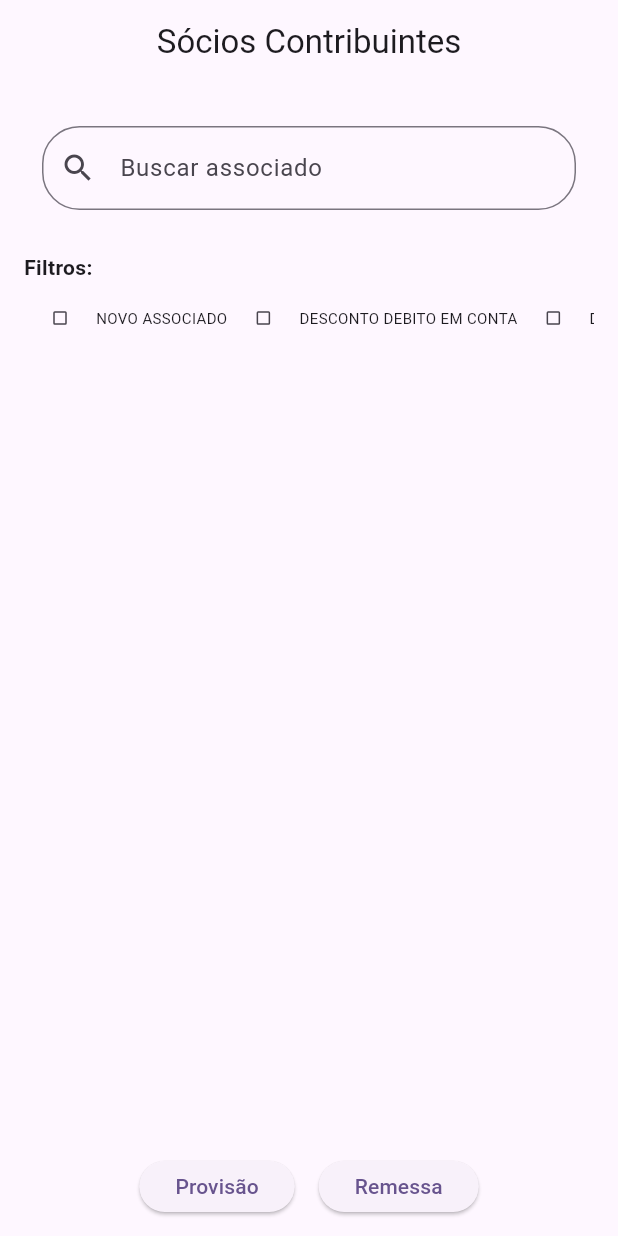
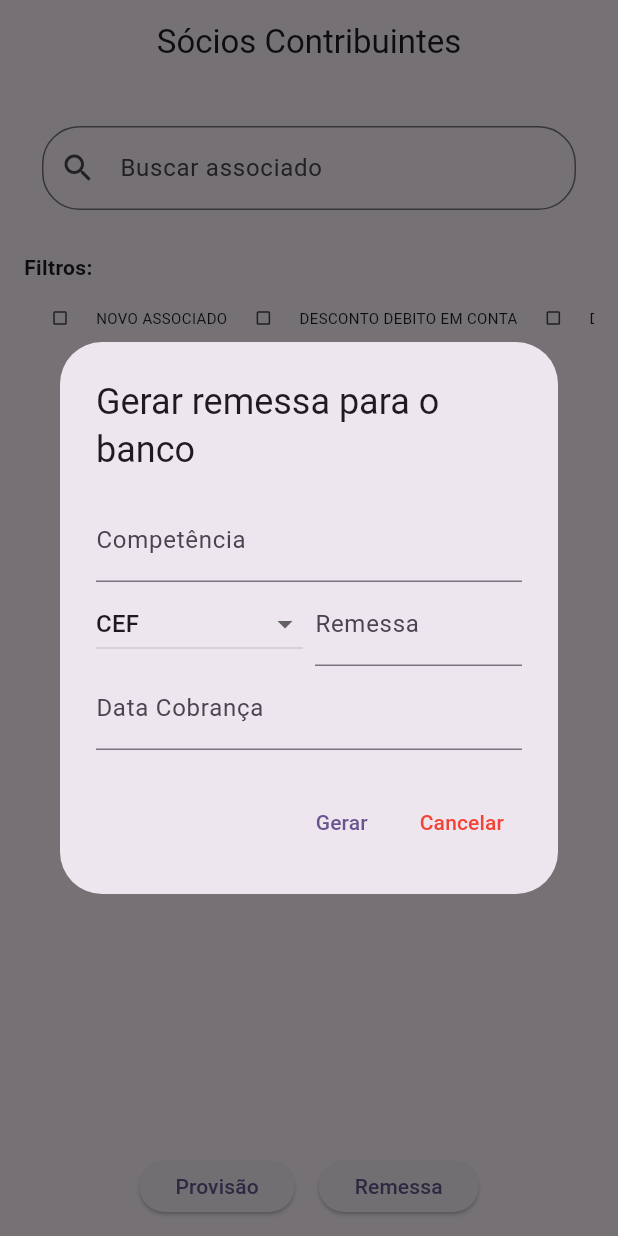
Before and after one commit to HebertCampos/remessas, a Flutter app: the screen it shows after launch, after a tap on "Remessa", on a phone screen of 412 x 824 dp. Run offline on Flutter 3.47's test engine with Material 3 defaults, Android fonts, the phone set to English and light mode, and no system bars; our stand-ins replace mask_text_input_formatter; missing offline and left inert: dart:html; network calls fail.

Commit message:
criando campos para gerar remessa

```diff
--- a/lib/pages/components/footer_home_component.dart
+++ b/lib/pages/components/footer_home_component.dart
@@ -1,5 +1,6 @@
 import 'package:flutter/material.dart';
 import 'package:remessas/pages/components/show_provisao_component.dart';
+import 'package:remessas/pages/components/show_remessa_component.dart';
 
 class FooterComponet extends StatelessWidget {
   final int page; // Tornar 'page' um campo final para ser imutável
@@ -44,7 +45,11 @@ class FooterComponet extends StatelessWidget {
             Padding(
               padding: const EdgeInsets.all(8.0),
               child: ElevatedButton(
-                onPressed: page == 4 ? null : () {}, // Desativa se page == 4
+                onPressed: page == 4
+                    ? null
+                    : () {
+                        showEditRemessaComponent(context);
+                      }, // Desativa se page == 4
                 child: const Text('Remessa'),
               ),
             ),
--- /dev/null
+++ b/lib/pages/components/show_remessa_component.dart
@@ -0,0 +1,136 @@
+import 'package:flutter/material.dart';
+import 'package:mask_text_input_formatter/mask_text_input_formatter.dart';
+
+Future<void> showEditRemessaComponent(BuildContext context) async {
+  TextEditingController dataProvisaoController = TextEditingController();
+  TextEditingController dataCobrancaController = TextEditingController();
+  TextEditingController remessaController = TextEditingController();
+
+  List<String> tipoBanco = ['CEF', 'B. BRASIL'];
+  String selectedTipoBanco = tipoBanco[0]; // Valor inicial selecionado
+
+  final maskFormatter = MaskTextInputFormatter(
+    mask: '##/####',
+    filter: {
+      "#": RegExp(r'[0-9]'),
+    },
+  );
+  final dataMaskFormatter = MaskTextInputFormatter(
+    mask: '##/##/####',
+    filter: {
+      "#": RegExp(r'[0-9]'),
+    },
+  );
+  final remessaMaskFormatter = MaskTextInputFormatter(
+    mask: '######',
+    filter: {
+      "#": RegExp(r'[0-9]'),
+    },
+  );
+
+  return showDialog(
+    context: context,
+    builder: (BuildContext context) {
+      return StatefulBuilder(
+        // Use StatefulBuilder para usar setState dentro do diálogo
+        builder: (context, setState) {
+          return AlertDialog(
+            title: const Text('Gerar remessa para o banco'),
+            content: SingleChildScrollView(
+              child: ListBody(
+                children: [
+                  TextField(
+                    controller: dataProvisaoController,
+                    decoration: const InputDecoration(labelText: 'Competência'),
+                    inputFormatters: [maskFormatter],
+                  ),
+                  Row(
+                    children: [
+                      Expanded(
+                        child: DropdownButton<String>(
+                          value: selectedTipoBanco, // Valor atual selecionado
+                          isExpanded: true,
+                          items: tipoBanco.map((String tipo) {
+                            return DropdownMenuItem<String>(
+                              value: tipo,
+                              child: Text(tipo),
+                            );
+                          }).toList(),
+                          onChanged: (String? newValue) {
+                            setState(() {
+                              selectedTipoBanco = newValue!;
+                            });
+                          },
+                        ),
+                      ),
+                      const SizedBox(
+                        width: 8,
+                      ),
+                      Expanded(
+                        child: TextField(
+                          controller: remessaController,
+                          decoration:
+                              const InputDecoration(labelText: 'Remessa'),
+                          inputFormatters: [remessaMaskFormatter],
+                        ),
+                      ),
+                    ],
+                  ),
+                  TextField(
+                    controller: dataCobrancaController,
+                    decoration:
+                        const InputDecoration(labelText: 'Data Cobrança'),
+                    inputFormatters: [dataMaskFormatter],
+                  ),
+                ],
+              ),
+            ),
+            actions: [
+              TextButton(
+                onPressed: () async {
+                  String dataProvisao = dataProvisaoController.text;
+
+                  // Verifica se o formato está correto (ex: '10/2024')
+                  if (dataProvisao.contains('/')) {
+                    List<String> partes = dataProvisao.split('/');
+                    int mes = int.tryParse(partes[0]) ?? 0;
+                    int ano = int.tryParse(partes[1]) ?? 0;
+                    if (mes >= 1 && mes <= 12 && ano >= 2010 && ano <= 2050) {
+                      Navigator.of(context).pop();
+                      ScaffoldMessenger.of(context).showSnackBar(
+                        SnackBar(
+                          content: Text(
+                              "Gerando arquivos de remessa $dataProvisao para o banco $selectedTipoBanco"),
+                        ),
+                      );
+                    } else {
+                      ScaffoldMessenger.of(context).showSnackBar(
+                        const SnackBar(
+                            content: Text(
+                                "Data inválida. Mês ou ano fora do intervalo permitido.")),
+                      );
+                    }
+                  } else {
+                    ScaffoldMessenger.of(context).showSnackBar(
+                      const SnackBar(
+                          content:
+                              Text("Formato inválido. Use o formato MM/YYYY.")),
+                    );
+                  }
+                },
+                child: const Text('Gerar'),
+              ),
+              TextButton(
+                onPressed: () => Navigator.of(context).pop(),
+                child: const Text(
+                  "Cancelar",
+                  style: TextStyle(color: Colors.red),
+                ),
+              ),
+            ],
+          );
+        },
+      );
+    },
+  );
+}
```
